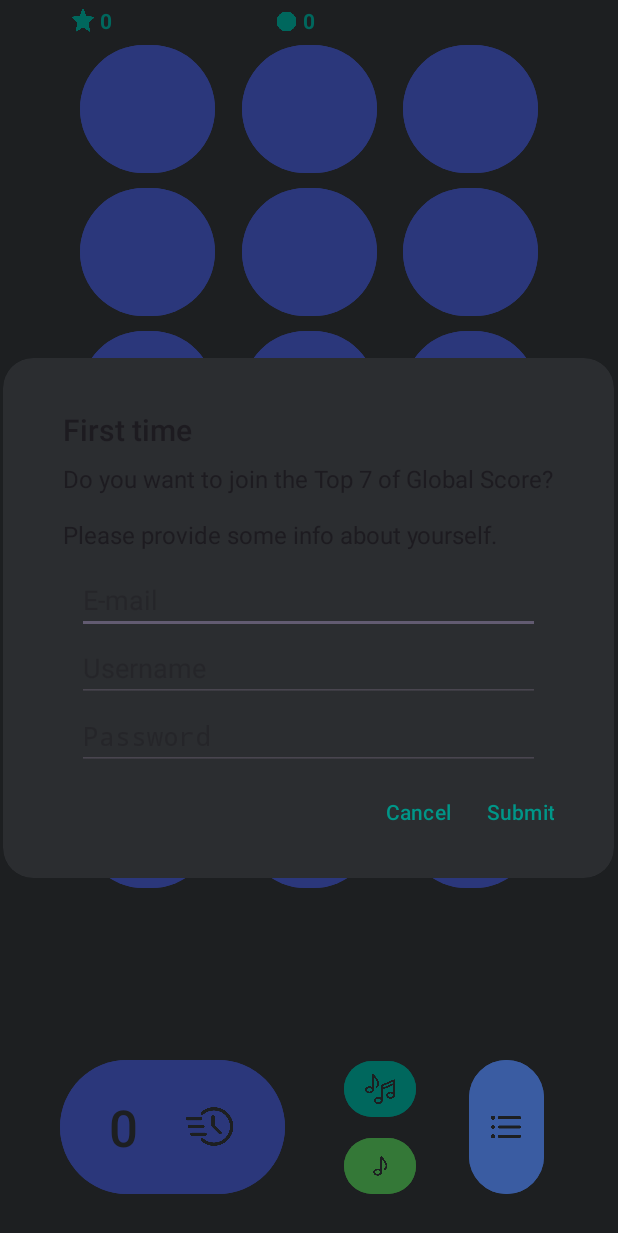
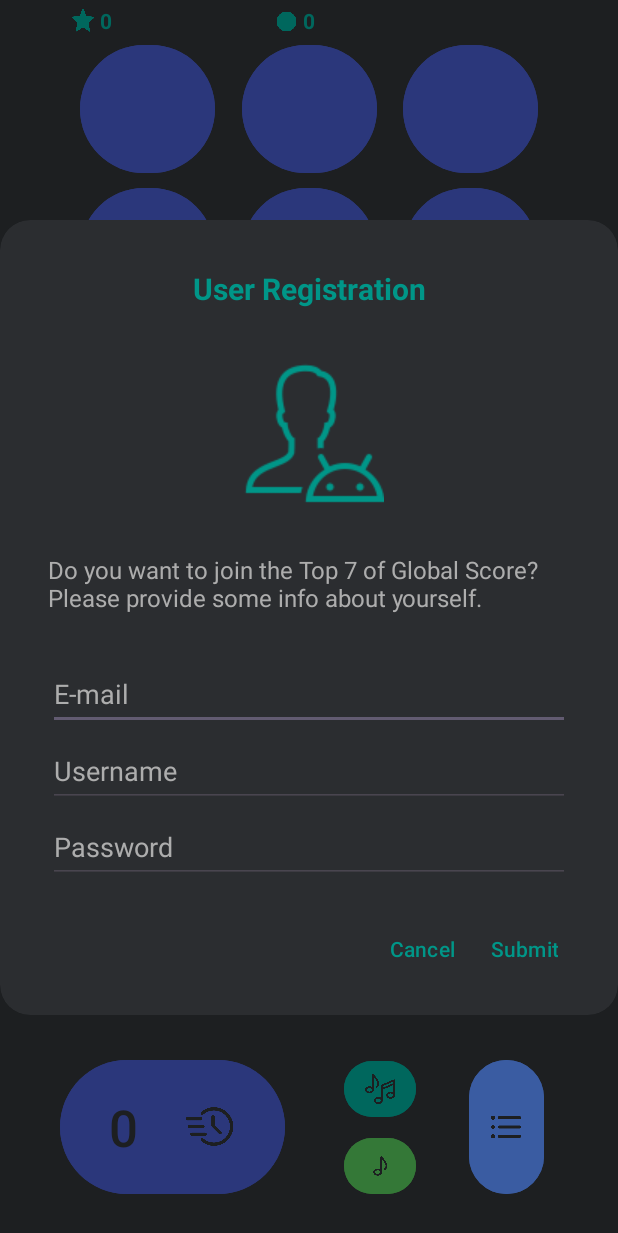
Before and after one commit to ruirigel/PopIt, an Android app: the screen it shows after launch (MainActivity), on a phone screen of 412 x 824 dp. Shown: the top 1233 px of the screen. Run offline under Robolectric (Android 15) with nearby library versions, the phone set to English and light mode, and no system bars; our stand-ins replace Firebase (no records; nobody signed in at launch, a user with empty details on screens opened directly); 1 statement that could not run was skipped.

Commit message:
improve code

```diff
--- a/app/src/main/java/com/example/myapplication/MainActivity.kt
+++ b/app/src/main/java/com/example/myapplication/MainActivity.kt
@@ -19,8 +19,6 @@ import android.os.Vibrator
 import android.provider.Settings
 import android.telephony.TelephonyManager
 import android.text.Html
-import android.text.InputFilter
-import android.text.InputType
 import android.util.Log
 import android.view.View
 import android.view.ViewGroup
@@ -29,7 +27,6 @@ import android.widget.ArrayAdapter
 import android.widget.Button
 import android.widget.EditText
 import android.widget.ImageView
-import android.widget.LinearLayout
 import android.widget.TextView
 import android.widget.Toast
 import androidx.appcompat.app.AlertDialog
@@ -1007,42 +1004,27 @@ class MainActivity : AppCompatActivity() {
         }
     }
 
-    @SuppressLint("HardwareIds")
+    @SuppressLint("HardwareIds", "InflateParams")
     private fun askforusername() {
         if (isonline(this)) {
             try {
                 val id = Settings.Secure.getString(contentResolver, Settings.Secure.ANDROID_ID)
                 val database = Firebase.database
                 val myRef = database.getReference("/data/$id")
+
+                // Inflate the custom layout
+                val view = layoutInflater.inflate(R.layout.user_registration_layout, null)
+
+                // Get the input fields from the inflated layout
+                val emailInput = view.findViewById<EditText>(R.id.email_input)
+                val usernameInput = view.findViewById<EditText>(R.id.username_input)
+                val passwordInput = view.findViewById<EditText>(R.id.password_input)
+
+                // Build the dialog with the custom view
                 val builder = AlertDialog.Builder(this)
-                builder.setCancelable(false)
-                builder.setTitle("First time")
-                builder.setMessage("Do you want to join the Top 7 of Global Score?\n\nPlease provide some info about yourself.")
-
-                val inputLayout = LinearLayout(this)
-                inputLayout.orientation = LinearLayout.VERTICAL
-                inputLayout.setPaddingRelative(50, 15, 50, 0)
-
-                val emailInput = EditText(this)
-                emailInput.hint = "E-mail"
-                emailInput.inputType = InputType.TYPE_TEXT_VARIATION_EMAIL_ADDRESS
-                inputLayout.addView(emailInput)
-
-                val usernameInput = EditText(this)
-                usernameInput.hint = "Username"
-                usernameInput.filters = arrayOf(InputFilter.LengthFilter(15))
-                usernameInput.inputType = InputType.TYPE_CLASS_TEXT
-                inputLayout.addView(usernameInput)
-
-                val passwordInput = EditText(this)
-                passwordInput.hint = "Password"
-                passwordInput.inputType =
-                    InputType.TYPE_CLASS_TEXT or InputType.TYPE_TEXT_VARIATION_PASSWORD
-                inputLayout.addView(passwordInput)
-
-                builder.setView(inputLayout)
-
-                builder.setPositiveButton("Submit") { _, _ ->
+                    .setView(view)
+                    .setCancelable(false)
+                    .setPositiveButton("Submit") { _, _ ->
                         val emailText = emailInput.text.toString().trim()
                         val usernameText = usernameInput.text.toString().trim()
                         val passwordText = passwordInput.text.toString().trim()
@@ -1060,8 +1042,7 @@ class MainActivity : AppCompatActivity() {
                         myRef.child("stars").setValue("0")
                         myRef.child("fast_sequence").setValue("4000")
                     }
-
-                builder.setNegativeButton("Cancel") { dialog, _ ->
+                    .setNegativeButton("Cancel") { dialog, _ ->
                         val currentTimeMillis = System.currentTimeMillis()
                         myRef.child("name").setValue("guest$currentTimeMillis")
                         myRef.child("score").setValue("0")
@@ -1077,10 +1058,11 @@ class MainActivity : AppCompatActivity() {
                 val dialog = builder.create()
                 dialog.window?.decorView?.setBackgroundResource(R.drawable.dialog_background)
                 dialog.show()
+
                 dialog.getButton(DialogInterface.BUTTON_NEGATIVE)
-                    .setTextColor(getResources().getColor(R.color.dialog_buttons))
+                    .setTextColor(resources.getColor(R.color.dialog_buttons))
                 dialog.getButton(DialogInterface.BUTTON_POSITIVE)
-                    .setTextColor(getResources().getColor(R.color.dialog_buttons))
+                    .setTextColor(resources.getColor(R.color.dialog_buttons))
 
             } catch (e: Exception) {
                 Log.e("askForUsername", "Error: ${e.message}")
--- /dev/null
+++ b/app/src/main/res/layout/user_registration_layout.xml
@@ -0,0 +1,78 @@
+<RelativeLayout xmlns:android="http://schemas.android.com/apk/res/android"
+    xmlns:tools="http://schemas.android.com/tools"
+    android:layout_width="match_parent"
+    android:layout_height="wrap_content"
+    android:padding="16dp">
+
+    <TextView
+        android:layout_width="match_parent"
+        android:layout_height="wrap_content"
+        android:gravity="center"
+        android:padding="0dp"
+        android:text="User Registration"
+        android:textColor="#009688"
+        android:textSize="20sp"
+        android:textStyle="bold"
+        tools:ignore="HardcodedText" />
+
+    <ImageView
+        android:id="@+id/profile_image"
+        android:layout_width="match_parent"
+        android:layout_height="100dp"
+        android:layout_alignParentTop="true"
+        android:layout_marginTop="60dp"
+        android:contentDescription="TODO"
+        android:src="@drawable/userprofile"
+        tools:ignore="ContentDescription,HardcodedText" />
+
+    <TextView
+        android:id="@+id/dialog_message"
+        android:layout_width="match_parent"
+        android:layout_height="wrap_content"
+        android:layout_marginTop="190dp"
+        android:text="Do you want to join the Top 7 of Global Score?\nPlease provide some info about yourself."
+        android:textColor="#adadad"
+        android:textSize="16sp"
+        tools:ignore="HardcodedText" />
+
+    <EditText
+        android:id="@+id/email_input"
+        android:layout_width="match_parent"
+        android:layout_height="wrap_content"
+        android:layout_marginTop="260dp"
+        android:autofillHints=""
+        android:hint="E-mail"
+        android:inputType="textEmailAddress"
+        android:minHeight="48dp"
+        android:textColor="#FFFFFF"
+        android:textColorHint="#adadad"
+        tools:ignore="HardcodedText,VisualLintTextFieldSize" />
+
+    <EditText
+        android:id="@+id/username_input"
+        android:layout_width="match_parent"
+        android:layout_height="wrap_content"
+        android:layout_marginTop="311dp"
+        android:autofillHints=""
+        android:hint="Username"
+        android:inputType="text"
+        android:maxLength="15"
+        android:minHeight="48dp"
+        android:textColor="#FFFFFF"
+        android:textColorHint="#adadad"
+        tools:ignore="HardcodedText,VisualLintTextFieldSize" />
+
+    <EditText
+        android:id="@+id/password_input"
+        android:layout_width="match_parent"
+        android:layout_height="wrap_content"
+        android:layout_marginTop="362dp"
+        android:autofillHints=""
+        android:hint="Password"
+        android:inputType="textPassword"
+        android:minHeight="48dp"
+        android:textColor="#FFFFFF"
+        android:textColorHint="#adadad"
+        tools:ignore="HardcodedText,VisualLintTextFieldSize" />
+
+</RelativeLayout>
```
Also changed, not shown: 2 other files. Lines whose indentation alone changed are shown as unchanged.
